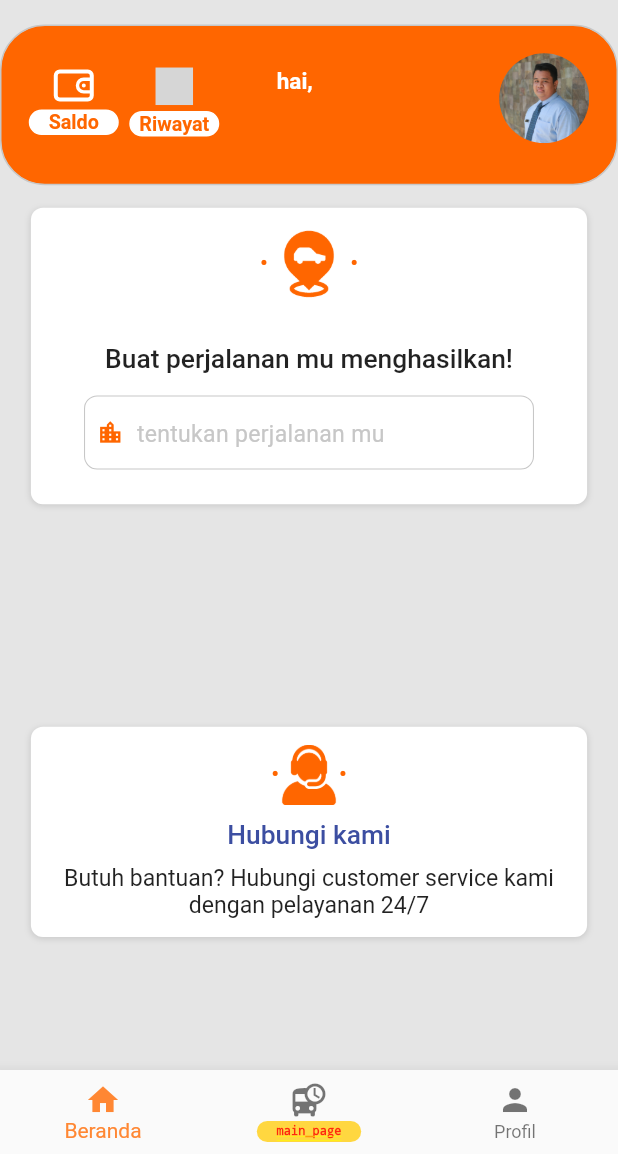
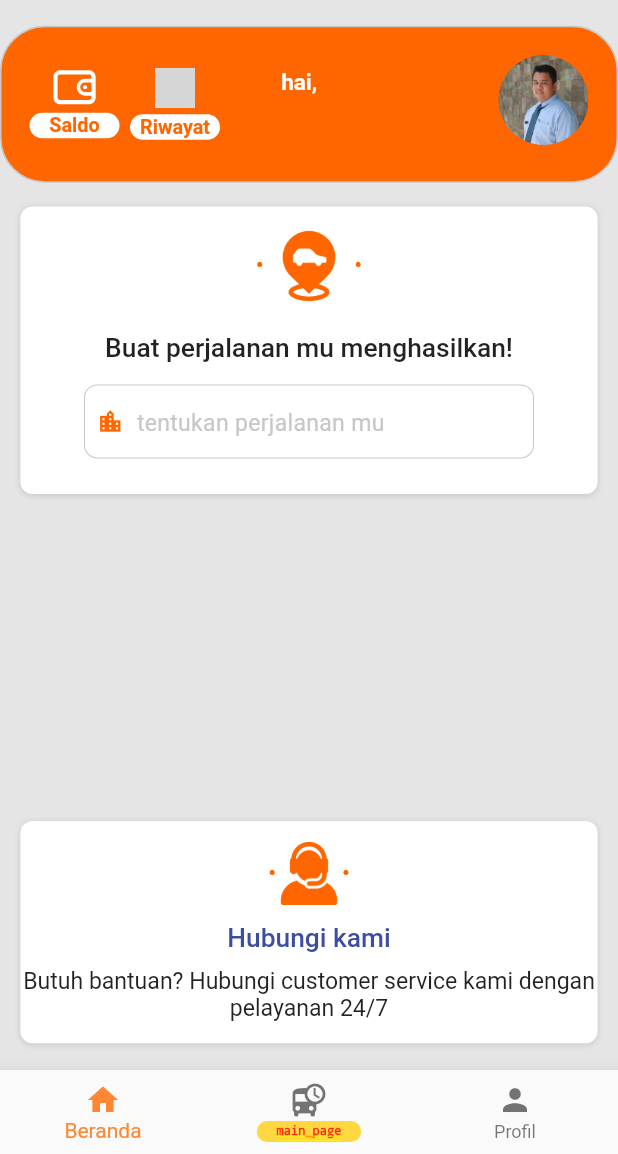
Before and after one commit to mrizkynurfajrie/antaranter-driver, a Flutter app: the PageMain screen opened by its route, on a phone screen of 412 x 824 dp, the part 82-1236 px from its top. Run offline on Flutter 3.47's test engine with Material 2 defaults, Android fonts, the light colour scheme and no system bars; our stand-ins replace device_info, flutter_html, flutter_screenutil, flutter_spinkit, flutter_svg, get and 8 more; missing offline and left inert: easy_mask, encrypt; accounts and stored records are empty; Roboto replaces fonts that are missing (DMSans); grey boxes are pictures that could not be loaded.

Commit message:
re-fix home page

```diff
--- a/lib/features/home/page_home.dart
+++ b/lib/features/home/page_home.dart
@@ -11,6 +11,7 @@ import 'package:intake_rider/shared/widgets/cards/card_rounded_border.dart';
 import 'package:intake_rider/features/home/controller_home.dart';
 import 'package:intake_rider/shared/widgets/inputs/input_primary.dart';
 import 'package:intake_rider/shared/widgets/pages/page_decoration_top.dart';
+import 'package:flutter_screenutil/flutter_screenutil.dart';
 
 class PageHome extends GetView<ControllerHome> {
   const PageHome({Key? key}) : super(key: key);
@@ -31,16 +32,16 @@ class PageHome extends GetView<ControllerHome> {
         mainAxisAlignment: MainAxisAlignment.start,
         children: <Widget>[
           CardRoundedBorder(
-            height: Get.height * 0.13,
+            height: Get.height * 0.12.h,
             color: AppColor.primaryColor,
             borderRadius: 30,
-            margin: const EdgeInsets.symmetric(vertical: 15),
+            margin: EdgeInsets.symmetric(vertical: 15.h),
             child: Obx(
               () => Column(
                 children: <Widget>[
                   Container(
                     padding:
-                        const EdgeInsets.symmetric(horizontal: 5, vertical: 5),
+                        EdgeInsets.symmetric(horizontal: 5.w, vertical: 5.h),
                     child: Row(
                       mainAxisAlignment: MainAxisAlignment.spaceBetween,
                       children: <Widget>[
@@ -55,8 +56,8 @@ class PageHome extends GetView<ControllerHome> {
                               icon: AppIcons.wallet,
                               title: 'Saldo',
                               iconColor: AppColor.whiteColor,
-                              iconHeight: 32,
-                              iconWidth: 32,
+                              iconHeight: 32.h,
+                              iconWidth: 32.w,
                             ),
                             horizontalSpace(7),
                             CustomIconButton(
@@ -66,10 +67,10 @@ class PageHome extends GetView<ControllerHome> {
                               icon: AppIcons.history,
                               title: 'Riwayat',
                               iconColor: AppColor.whiteColor,
-                              iconHeight: 25,
-                              iconWidth: 25,
+                              iconHeight: 25.h,
+                              iconWidth: 25.w,
                               iconPadding:
-                                  const EdgeInsets.only(bottom: 4, top: 5),
+                                  EdgeInsets.only(bottom: 4.h, top: 5.h),
                             ),
                           ],
                         ),
@@ -78,7 +79,7 @@ class PageHome extends GetView<ControllerHome> {
                           crossAxisAlignment: CrossAxisAlignment.center,
                           children: <Widget>[
                             SizedBox(
-                              width: Get.width * 0.36,
+                              width: Get.width * 0.32.w,
                               child: Column(
                                 mainAxisAlignment: MainAxisAlignment.start,
                                 crossAxisAlignment: CrossAxisAlignment.start,
@@ -115,9 +116,9 @@ class PageHome extends GetView<ControllerHome> {
             ),
           ),
           CardPrimary(
-            height: Get.height * 0.24,
-            width: Get.width * 0.9,
-            padding: const EdgeInsets.symmetric(vertical: 10),
+            height: Get.height * 0.22.h,
+            width: Get.width * 0.85.w,
+            padding: EdgeInsets.symmetric(vertical: 10.h),
             child: Column(
               mainAxisAlignment: MainAxisAlignment.spaceBetween,
               children: [
@@ -131,8 +132,8 @@ class PageHome extends GetView<ControllerHome> {
                     ),
                     Image.asset(
                       AppIcons.carLocation,
-                      height: 55,
-                      width: 55,
+                      height: 55.h,
+                      width: 55.w,
                     ),
                     Text(
                       '•',
@@ -167,11 +168,11 @@ class PageHome extends GetView<ControllerHome> {
               ],
             ),
           ),
-          verticalSpace(Get.height * 0.18),
+          verticalSpace(Get.height * 0.25.h),
           CardPrimary(
-            height: Get.height * 0.17,
-            width: Get.width * 0.9,
-            padding: const EdgeInsets.symmetric(vertical: 2),
+            height: Get.height * 0.17.h,
+            width: Get.width * 0.85.w,
+            padding: EdgeInsets.symmetric(vertical: 2.h),
             child: Column(
               mainAxisAlignment: MainAxisAlignment.spaceEvenly,
               children: [
@@ -185,8 +186,8 @@ class PageHome extends GetView<ControllerHome> {
                     ),
                     Image.asset(
                       AppIcons.custService,
-                      height: 40,
-                      width: 40,
+                      height: 40.h,
+                      width: 40.w,
                     ),
                     Text(
                       '•',
```
